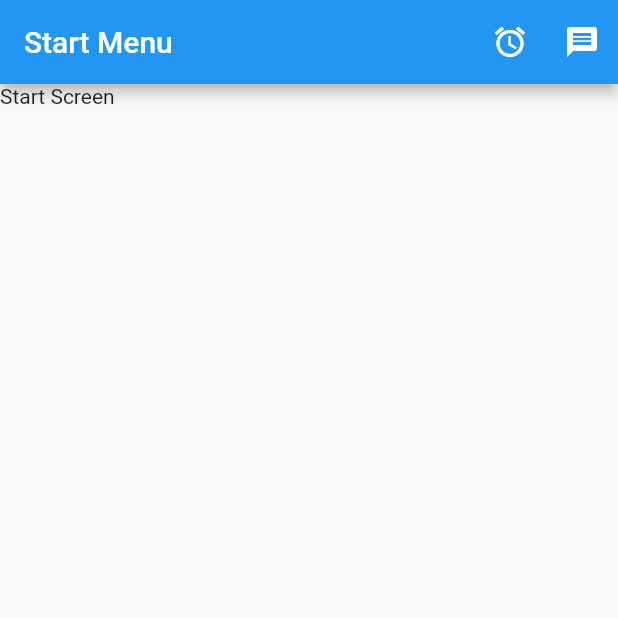
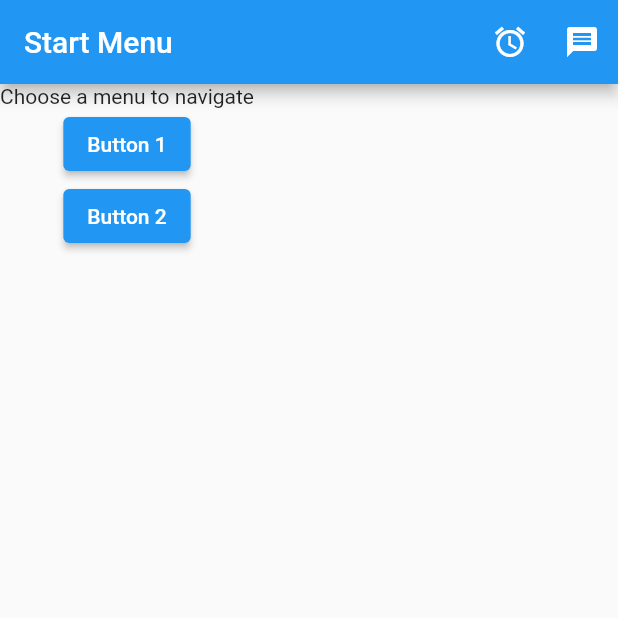
Before and after one commit to StephenSandini/Dice_App, a Flutter app: the screen it shows after launch, on a phone screen of 412 x 824 dp, the top half of it. Run offline on Flutter 3.47's test engine with Material 2 defaults, Android fonts, the phone set to English and light mode, and no system bars.

Commit message:
column_usage

```diff
--- a/lib/viewscreen/start_screen.dart
+++ b/lib/viewscreen/start_screen.dart
@@ -30,7 +30,19 @@ class StartScreen extends StatelessWidget {
           ),
         ],
       ),
-      body: const Text('Start Screen'),
+      body: Column(
+        children: [
+          const Text('Choose a menu to navigate'),
+          ElevatedButton(
+            onPressed: () => showSnackBar(context: context, message: 'Button 1'),
+            child: const Text('Button 1'),
+          ),
+           ElevatedButton(
+            onPressed: () => showSnackBar(context: context, message: 'Button 2'),
+            child: const Text('Button 2'),
+          ),
+        ],
+      ),
     );
   }
 }
```
